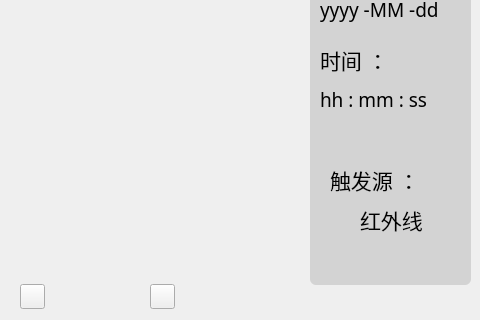
First picture: the form in ZooFence_Pi/page8.ui, repository Isabella98Liu/ZooFence_RaspberryPi, before the edit; both pictures show x 100 to 580 and y 96 to 416 of the 580 by 416 pixel window.
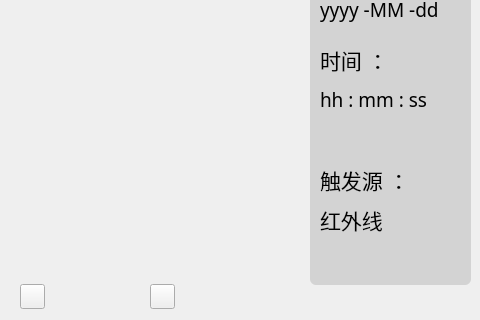
Second picture: the form after the edit. Icons and pictures are not drawn.

What changed in the file:
```diff
--- a/ZooFence_Pi/page8.ui
+++ b/ZooFence_Pi/page8.ui
@@ -133,7 +133,7 @@
   <widget class="QLabel" name="label_8">
    <property name="geometry">
     <rect>
-     <x>430</x>
+     <x>420</x>
      <y>260</y>
      <width>91</width>
      <height>31</height>
@@ -152,9 +152,9 @@
   <widget class="QLabel" name="label_9">
    <property name="geometry">
     <rect>
-     <x>460</x>
+     <x>420</x>
      <y>300</y>
-     <width>71</width>
+     <width>141</width>
      <height>31</height>
     </rect>
    </property>
```
